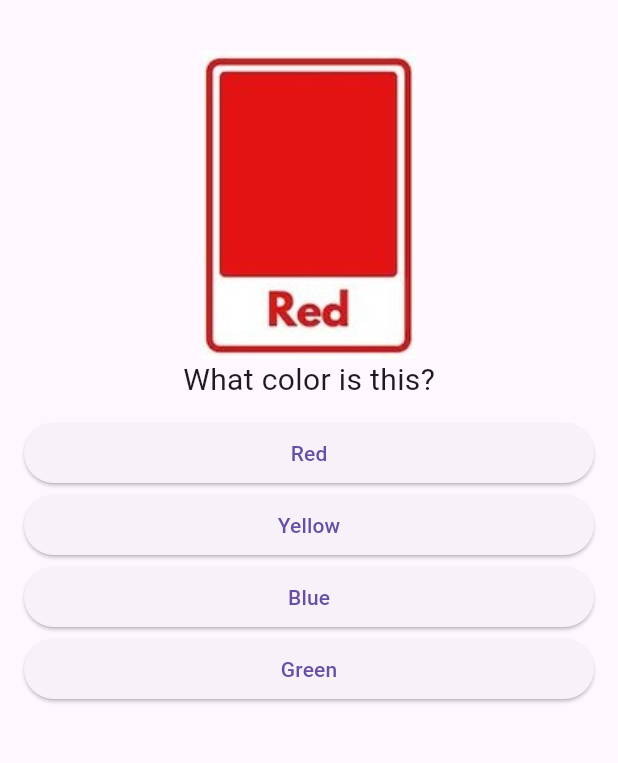
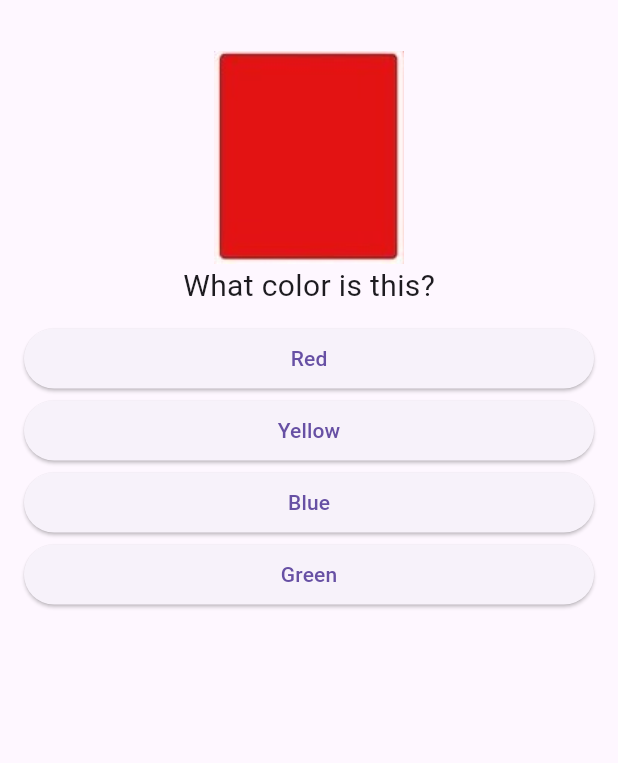
Before and after one commit to lansoyyy/leARn, a Flutter app: the ColorsQuizPage screen opened directly, on a phone screen of 412 x 824 dp, the part 63-826 px from its top. Run offline on Flutter 3.47's test engine with Material 3 defaults, Android fonts, the phone set to English and light mode, and no system bars; our stand-ins replace fluttertoast; missing offline and left inert: model_viewer_plus.

Commit message:
fixed colors and shapes

```diff
--- a/lib/screens/quiz/colors_quiz_page.dart
+++ b/lib/screens/quiz/colors_quiz_page.dart
@@ -40,7 +40,7 @@ class _ColorsQuizPageState extends State<ColorsQuizPage> {
               height: 20,
             ),
             Image.asset(
-              'assets/images/colors/${_currentQuestionIndex + 1}.jpg',
+              'assets/images/colors/new/${_currentQuestionIndex + 1}.jpg',
             ),
             _buildQuizBody(),
           ],
--- a/lib/screens/quiz/shapes_quiz_page.dart
+++ b/lib/screens/quiz/shapes_quiz_page.dart
@@ -40,7 +40,7 @@ class _ShapesQuizPageState extends State<ShapesQuizPage> {
               height: 20,
             ),
             Image.asset(
-              'assets/images/shapes/${_currentQuestionIndex + 1}.jpg',
+              'assets/images/shapes/new/${_currentQuestionIndex + 1}.jpg',
             ),
             _buildQuizBody(),
           ],
--- a/pubspec.yaml
+++ b/pubspec.yaml
@@ -73,6 +73,8 @@ flutter:
     - assets/images/letters/
     - assets/images/numbers/
     - assets/images/shapes/
+    - assets/images/colors/new/
+    - assets/images/shapes/new/
   #   - images/a_dot_ham.jpeg
 
   # An image asset can refer to one or more resolution-specific "variants", see
```
Also changed, not shown: assets/images/colors/new/1.jpg (added), assets/images/colors/new/2.jpg (added), assets/images/colors/new/3.jpg (added), assets/images/colors/new/4.jpg (added), assets/images/colors/new/5.jpg (added), assets/images/colors/new/6.jpg (added), assets/images/colors/new/7.jpg (added), assets/images/colors/new/8.jpg (added), assets/images/shapes/new/1.jpg (added), assets/images/shapes/new/2.jpg (added), assets/images/shapes/new/3.jpg (added), assets/images/shapes/new/4.jpg (added), assets/images/shapes/new/5.jpg (added), assets/images/shapes/new/6.jpg (added), 2 more files.
